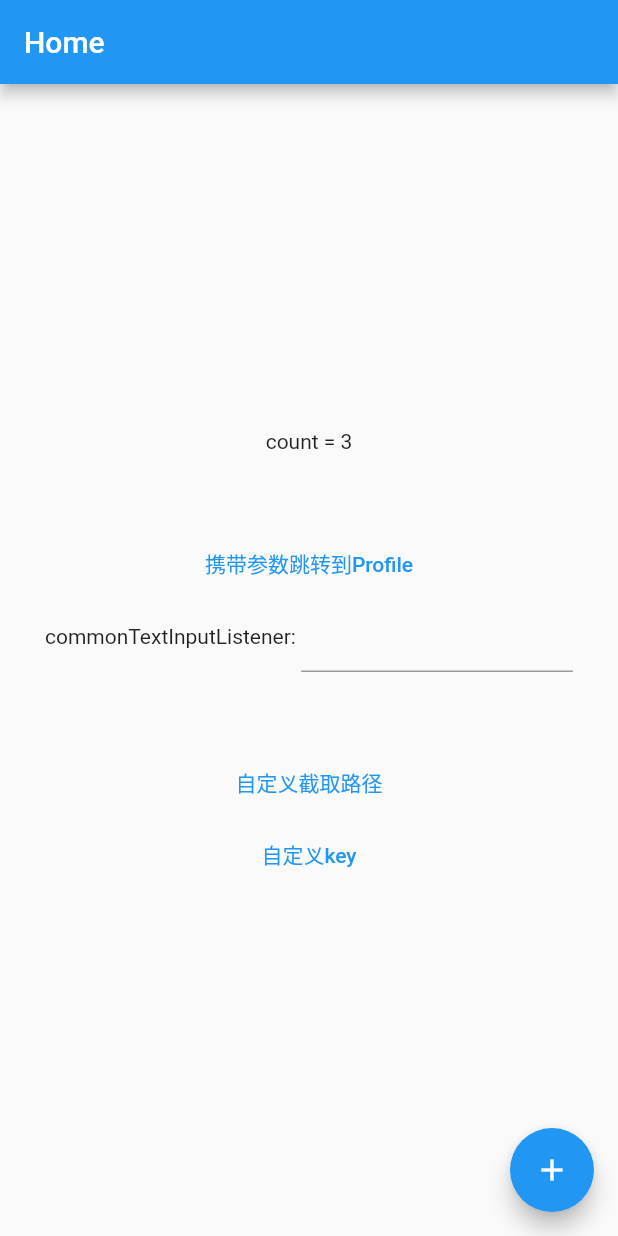
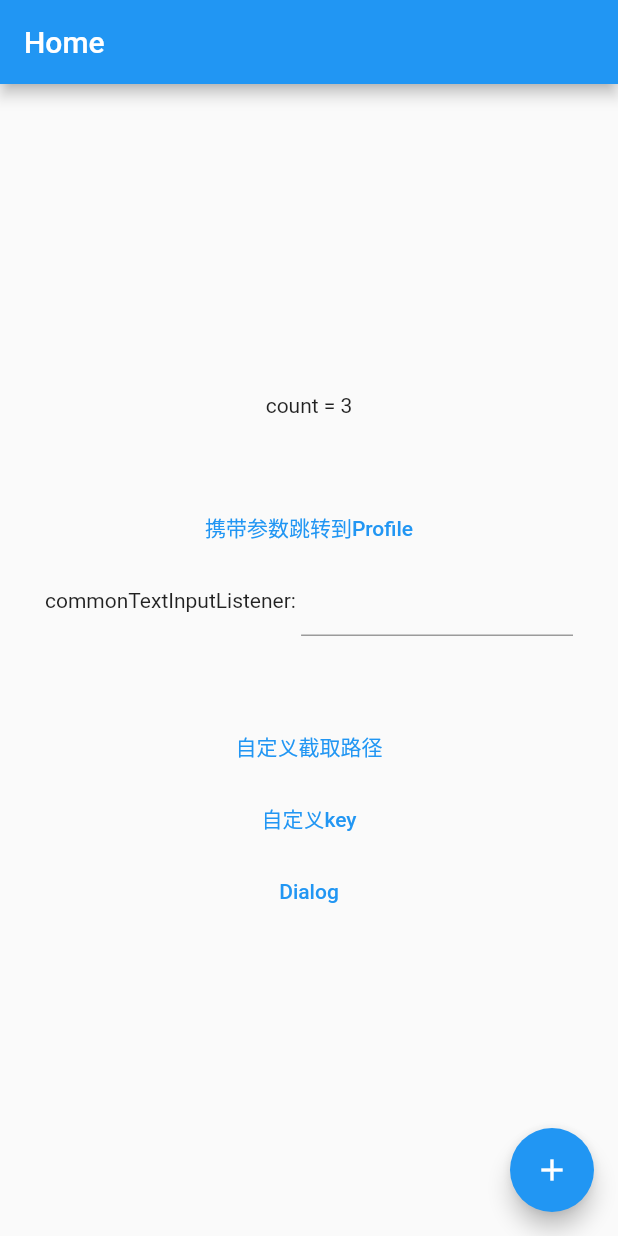
Before and after one commit to Raysunshine/aspect_d_sample, a Flutter app: the screen it shows after launch, after a tap on the "add" icon, after a tap on "自定义截取路径", on a phone screen of 412 x 824 dp. Run offline on Flutter 3.47's test engine with Material 2 defaults, Android fonts, the phone set to English and light mode, and no system bars; our stand-ins replace get.

Commit message:
feat:增加dialog

```diff
--- a/lib/component/custom_split_path_button.dart
+++ b/lib/component/custom_split_path_button.dart
@@ -6,16 +6,20 @@ class CustomSplitPathButton extends StatelessWidget {
     super.key,
     required this.symbol,
     required this.doSomething,
+    this.buryPageSymbol,
   });
 
   final String symbol;
   final Function() doSomething;
+  final String? buryPageSymbol;
 
   @override
   Widget build(BuildContext context) {
     return TextButton(
       onPressed: () {
-        outputButtonInfo(context);
+        buryPageSymbol != null
+            ? outputButtonInfo(context, buryPageSymbol ?? "")
+            : null;
         doSomething.call();
       },
       child: Text(symbol),
--- a/lib/domain/common_listener.dart
+++ b/lib/domain/common_listener.dart
@@ -20,23 +20,18 @@ void textEditingControllerListener(
 
 /// context.visitAncestorElements((element) {}
 /// 是否有方法可以在其中判断Element.Widget是自己定义的。
-void outputButtonInfo(BuildContext context) {
+void outputButtonInfo(BuildContext context, String buryPageSymbol) async {
+  context.findAncestorRenderObjectOfType();
   var index = 0;
   var elementTree = <String>[];
   elementTree.add(context.widget.runtimeType.toString());
   context.visitAncestorElements((element) {
     var leaf = element.widget.runtimeType.toString();
-    index++;
-    if (index <= 2) {
+    if (index != 1 && !leaf.startsWith("_") && !leaf.contains("<")) {
       elementTree.add(leaf);
-    } else {
-      if (element.widget is Scaffold) {
-        elementTree.add(leaf);
-        index = 9999;
-      }
-      if (index == 10000) {
-        elementTree.add(leaf);
-      }
+    }
+    if (leaf == buryPageSymbol) {
+      index = 1;
     }
     return true;
   });
--- a/lib/main.dart
+++ b/lib/main.dart
@@ -24,25 +24,28 @@ class MyApp extends StatelessWidget {
   Widget build(BuildContext context) {
     return GetMaterialApp(
       title: 'Flutter Demo',
-        navigatorObservers: [RouteObserverSample()],
+      navigatorObservers: [
+        RouteObserverSample(),
+      ],
       theme: ThemeData(
         primarySwatch: Colors.blue,
       ),
       initialRoute: AppRoutes.home,
       getPages: AppRoutes.pages,
       routingCallback: (value) {
-          /**value 如下：
+        /**value 如下:
          * data class Routing(
          *    val current:String,
          *    val previous:String,
          *    val args:Any,
-           *    val removed:String,  //不知道是什么意思，源码是 某个routeName
+         *    val removed:String,
          *    val route:Route?,
          *    val isBack:Boolean,
          *    val isBottomSheet:Boolean,
          *    val isDialog:Boolean,
          * )
          */
-        });
+      },
+    );
   }
 }
--- a/lib/ui/home/home_action.dart
+++ b/lib/ui/home/home_action.dart
@@ -10,4 +10,5 @@ enum HomeActionType {
   navigateWithArguments,
   plusCountValue,
   doSomething,
+  showDialog
 }
--- a/lib/ui/home/home_view.dart
+++ b/lib/ui/home/home_view.dart
@@ -6,11 +6,7 @@ import 'package:get/get.dart';
 
 import 'home_logic.dart';
 
-abstract class Listener extends StatelessWidget {
-  const Listener({super.key});
-}
-
-class HomeWidget extends Listener {
+class HomeWidget extends StatelessWidget {
   const HomeWidget({super.key});
 
   HomeLogic get controller => Get.find<HomeLogic>();
@@ -53,14 +49,23 @@ class HomeWidget extends Listener {
               ],
             ),
             const SizedBox(height: 50),
-            CustomSplitPathButton(
-              symbol: "自定义截取路径",
-              doSomething: () => onAction(HomeActionType.doSomething),
+            Center(
+              child: SizedBox(
+                child: CustomSplitPathButton(
+                  symbol: "自定义截取路径",
+                  doSomething: () => onAction(HomeActionType.doSomething),
+                  buryPageSymbol: "HomeWidget",
+                ),
+              ),
             ),
             RelyOnValueKeyButton(
               key: const ValueKey("HomeWidget/Scaffold/Center/Column/收集信息的按钮"),
               symbol: "自定义key",
               doSomething: () => onAction(HomeActionType.doSomething),
+            ),
+            TextButton(
+              onPressed: () => onAction(HomeActionType.showDialog),
+              child: const Text("Dialog"),
             ),
           ],
         ),
```
Also changed, not shown: lib/ui/home/home_logic.dart (+24 -1 lines). Lines whose indentation alone changed are shown as unchanged.
